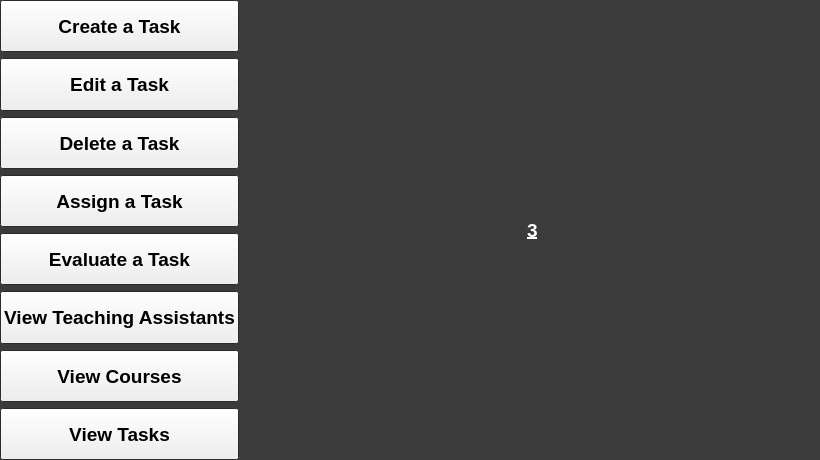
First picture: the form in TAEval-Client/apiwindow.ui, repository wfairclough/TAE, before the edit.
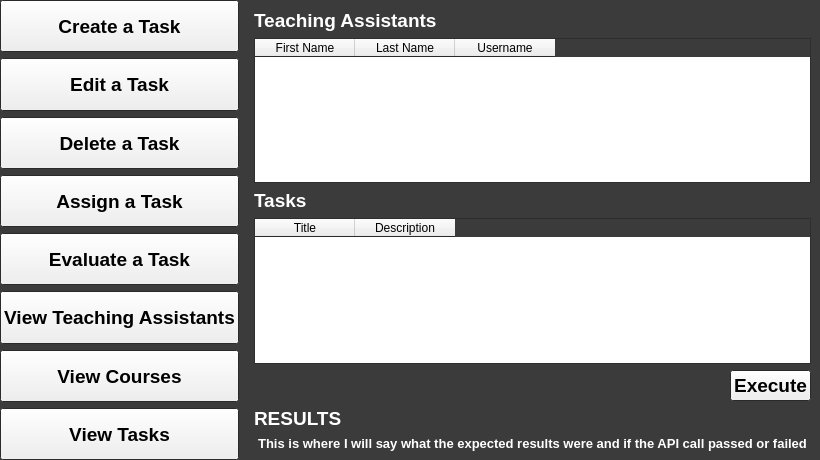
Second picture: the form after the edit. The open tabs and pages were chosen to show the change.

Commit message: Built a view for delete task

What changed in the file:
```diff
--- a/TAEval-Client/apiwindow.ui
+++ b/TAEval-Client/apiwindow.ui
@@ -410,6 +410,11 @@
        </property>
        <item>
         <widget class="QStackedWidget" name="stackedWidget">
+         <property name="font">
+          <font>
+           <underline>false</underline>
+          </font>
+         </property>
          <property name="currentIndex">
           <number>0</number>
          </property>
@@ -471,11 +476,100 @@
            <item>
             <widget class="QLabel" name="label_4">
              <property name="text">
-              <string>3</string>
+              <string>Teaching Assistants</string>
+             </property>
+             <property name="alignment">
+              <set>Qt::AlignLeading|Qt::AlignLeft|Qt::AlignVCenter</set>
+             </property>
+            </widget>
+           </item>
+           <item>
+            <widget class="QTableWidget" name="dt_taTable">
+             <column>
+              <property name="text">
+               <string>First Name</string>
+              </property>
+             </column>
+             <column>
+              <property name="text">
+               <string>Last Name</string>
+              </property>
+             </column>
+             <column>
+              <property name="text">
+               <string>Username</string>
+              </property>
+             </column>
+            </widget>
+           </item>
+           <item>
+            <widget class="QLabel" name="dt_taskText">
+             <property name="text">
+              <string>Tasks</string>
+             </property>
+            </widget>
+           </item>
+           <item>
+            <widget class="QTableWidget" name="dt_taskTable">
+             <column>
+              <property name="text">
+               <string>Title</string>
+              </property>
+             </column>
+             <column>
+              <property name="text">
+               <string>Description</string>
+              </property>
+             </column>
+            </widget>
+           </item>
+           <item>
+            <layout class="QHBoxLayout" name="dt_horizontalLayout1">
+             <item>
+              <spacer name="horizontalSpacer">
+               <property name="orientation">
+                <enum>Qt::Horizontal</enum>
+               </property>
+               <property name="sizeHint" stdset="0">
+                <size>
+                 <width>40</width>
+                 <height>20</height>
+                </size>
+               </property>
+              </spacer>
+             </item>
+             <item>
+              <widget class="QPushButton" name="dt_execute">
+               <property name="text">
+                <string>Execute</string>
+               </property>
+              </widget>
+             </item>
+            </layout>
+           </item>
+           <item>
+            <widget class="QLabel" name="dt_resultsTitleText">
+             <property name="text">
+              <string>RESULTS</string>
+             </property>
+            </widget>
+           </item>
+           <item>
+            <widget class="QLabel" name="dt_resultsText">
+             <property name="font">
+              <font>
+               <pointsize>10</pointsize>
+              </font>
+             </property>
+             <property name="text">
+              <string>This is where I will say what the expected results were and if the API call passed or failed</string>
              </property>
              <property name="alignment">
               <set>Qt::AlignCenter</set>
              </property>
+             <property name="wordWrap">
+              <bool>true</bool>
+             </property>
             </widget>
            </item>
           </layout>
```
Left out of the diff: 6 changed lines with no effect on the pictures. The commit also changes 1 other file.
